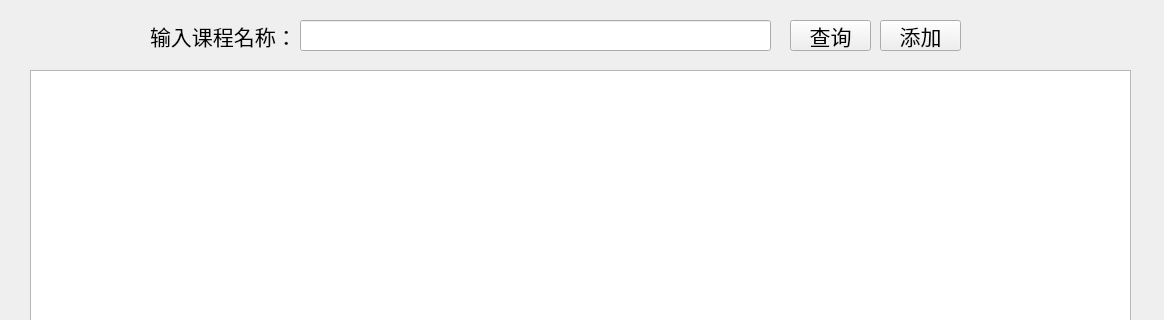
Before: the Qt Designer form ui/add.ui in IcyFeather233/SCU-URP-Helper, drawn with Qt 5; both pictures show x 0 to 1164 and y 0 to 320 of the 1164 by 643 pixel window.
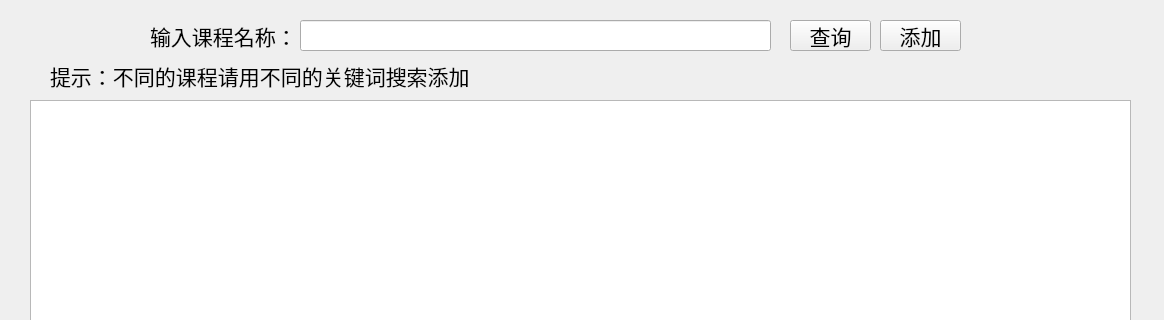
After: the same form once the commit is applied.

The edit to the form file:
```diff
--- a/ui/add.ui
+++ b/ui/add.ui
@@ -17,9 +17,9 @@
    <property name="geometry">
     <rect>
      <x>30</x>
-     <y>70</y>
+     <y>100</y>
      <width>1101</width>
-     <height>531</height>
+     <height>501</height>
     </rect>
    </property>
   </widget>
@@ -96,6 +96,25 @@
     <string>添加</string>
    </property>
   </widget>
+  <widget class="QLabel" name="label_2">
+   <property name="geometry">
+    <rect>
+     <x>50</x>
+     <y>60</y>
+     <width>441</width>
+     <height>31</height>
+    </rect>
+   </property>
+   <property name="font">
+    <font>
+     <family>宋体</family>
+     <pointsize>16</pointsize>
+    </font>
+   </property>
+   <property name="text">
+    <string>提示：不同的课程请用不同的关键词搜索添加</string>
+   </property>
+  </widget>
  </widget>
  <resources/>
  <connections/>
```
